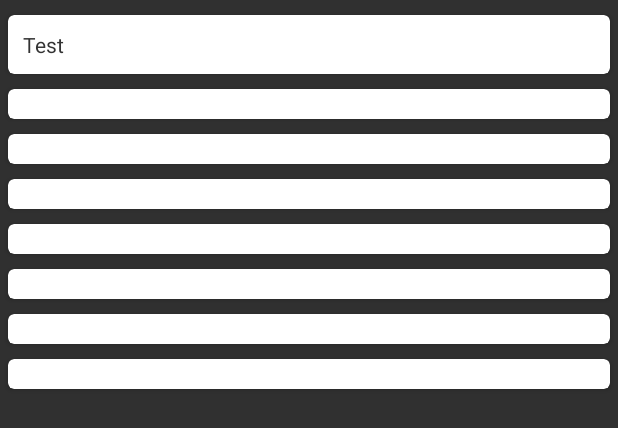
After one commit to KevinWu1993/YTWeatherPro, an Android app: the layout fragment_weatherinfo.xml on its own in the app's theme, with its tools: preview values and no code run, on a phone screen of 412 x 824 dp. The commit adds this screen. Shown: the top 428 px of the screen. Run offline under Robolectric (Android 15) with nearby library versions, the phone set to English and light mode, and no system bars.

Commit message:
初步设计UI

```diff
--- a/app/build.gradle
+++ b/app/build.gradle
@@ -25,5 +25,6 @@ dependencies {
     compile 'com.ogaclejapan.smarttablayout:library:1.6.0@aar'
     compile 'org.greenrobot:eventbus:3.0.0'
     compile 'com.android.support:appcompat-v7:23.1.1'
+    compile 'com.android.support:cardview-v7:23.1.1'
     compile files('libs/gson-2.5.jar')
 }
--- /dev/null
+++ b/app/src/main/res/layout/fragment_weatherinfo.xml
@@ -0,0 +1,165 @@
+<?xml version="1.0" encoding="utf-8"?>
+<LinearLayout xmlns:android="http://schemas.android.com/apk/res/android"
+    xmlns:app="http://schemas.android.com/apk/res-auto"
+    android:layout_width="match_parent"
+    android:layout_height="match_parent"
+    android:orientation="vertical">
+
+    <!--天气信息卡-->
+    <android.support.v7.widget.CardView
+        android:id="@+id/weather_info_card"
+        android:layout_width="match_parent"
+        android:layout_height="wrap_content"
+        android:layout_marginLeft="@dimen/card_left_margin"
+        android:layout_marginRight="@dimen/card_right_margin"
+        android:layout_marginTop="@dimen/card_top_margin"
+        app:cardBackgroundColor="?attr/cardViewBackground"
+        app:cardCornerRadius="4dp">
+
+        <LinearLayout
+            android:layout_width="match_parent"
+            android:layout_height="match_parent"
+            android:padding="@dimen/card_padding">
+
+            <TextView
+                android:layout_width="match_parent"
+                android:layout_height="wrap_content"
+                android:text="Test"
+                android:textColor="?attr/textColor" />
+        </LinearLayout>
+    </android.support.v7.widget.CardView>
+
+    <!--天气信息卡片-->
+    <android.support.v7.widget.CardView
+        android:id="@+id/temperature_info_card"
+        android:layout_width="match_parent"
+        android:layout_height="wrap_content"
+        android:layout_marginLeft="@dimen/card_left_margin"
+        android:layout_marginRight="@dimen/card_right_margin"
+        android:layout_marginTop="@dimen/card_top_margin"
+        app:cardBackgroundColor="?attr/cardViewBackground"
+        app:cardCornerRadius="4dp">
+
+        <LinearLayout
+            android:layout_width="match_parent"
+            android:layout_height="match_parent"
+            android:padding="@dimen/card_padding">
+
+
+        </LinearLayout>
+    </android.support.v7.widget.CardView>
+
+    <!--污染程度信息卡片-->
+    <android.support.v7.widget.CardView
+        android:id="@+id/pollution_info_card"
+        android:layout_width="match_parent"
+        android:layout_height="wrap_content"
+        android:layout_marginLeft="@dimen/card_left_margin"
+        android:layout_marginRight="@dimen/card_right_margin"
+        android:layout_marginTop="@dimen/card_top_margin"
+        app:cardBackgroundColor="?attr/cardViewBackground"
+        app:cardCornerRadius="4dp">
+
+        <LinearLayout
+            android:layout_width="match_parent"
+            android:layout_height="match_parent"
+            android:padding="@dimen/card_padding">
+
+        </LinearLayout>
+    </android.support.v7.widget.CardView>
+
+    <!--紫外线信息卡片-->
+    <android.support.v7.widget.CardView
+        android:id="@+id/ultraviolet_radiation_info_card"
+        android:layout_width="match_parent"
+        android:layout_height="wrap_content"
+        android:layout_marginLeft="@dimen/card_left_margin"
+        android:layout_marginRight="@dimen/card_right_margin"
+        android:layout_marginTop="@dimen/card_top_margin"
+        app:cardBackgroundColor="?attr/cardViewBackground"
+        app:cardCornerRadius="4dp">
+
+        <LinearLayout
+            android:layout_width="match_parent"
+            android:layout_height="match_parent"
+            android:padding="@dimen/card_padding">
+
+        </LinearLayout>
+    </android.support.v7.widget.CardView>
+
+    <!--感冒指数卡片-->
+    <android.support.v7.widget.CardView
+        android:id="@+id/cold_info_card"
+        android:layout_width="match_parent"
+        android:layout_height="wrap_content"
+        android:layout_marginLeft="@dimen/card_left_margin"
+        android:layout_marginRight="@dimen/card_right_margin"
+        android:layout_marginTop="@dimen/card_top_margin"
+        app:cardBackgroundColor="?attr/cardViewBackground"
+        app:cardCornerRadius="4dp">
+
+        <LinearLayout
+            android:layout_width="match_parent"
+            android:layout_height="match_parent"
+            android:padding="@dimen/card_padding">
+
+        </LinearLayout>
+    </android.support.v7.widget.CardView>
+
+    <!--运动指数卡片-->
+    <android.support.v7.widget.CardView
+        android:id="@+id/sport_info_card"
+        android:layout_width="match_parent"
+        android:layout_height="wrap_content"
+        android:layout_marginLeft="@dimen/card_left_margin"
+        android:layout_marginRight="@dimen/card_right_margin"
+        android:layout_marginTop="@dimen/card_top_margin"
+        app:cardBackgroundColor="?attr/cardViewBackground"
+        app:cardCornerRadius="4dp">
+
+        <LinearLayout
+            android:layout_width="match_parent"
+            android:layout_height="match_parent"
+            android:padding="@dimen/card_padding">
+
+        </LinearLayout>
+    </android.support.v7.widget.CardView>
+
+    <!--穿衣指数卡片-->
+    <android.support.v7.widget.CardView
+        android:id="@+id/dress_info_card"
+        android:layout_width="match_parent"
+        android:layout_height="wrap_content"
+        android:layout_marginLeft="@dimen/card_left_margin"
+        android:layout_marginRight="@dimen/card_right_margin"
+        android:layout_marginTop="@dimen/card_top_margin"
+        app:cardBackgroundColor="?attr/cardViewBackground"
+        app:cardCornerRadius="4dp">
+
+        <LinearLayout
+            android:layout_width="match_parent"
+            android:layout_height="match_parent"
+            android:padding="@dimen/card_padding">
+
+        </LinearLayout>
+    </android.support.v7.widget.CardView>
+
+    <!--风力风向卡片-->
+    <android.support.v7.widget.CardView
+        android:id="@+id/wind_info_card"
+        android:layout_width="match_parent"
+        android:layout_height="wrap_content"
+        android:layout_marginLeft="@dimen/card_left_margin"
+        android:layout_marginRight="@dimen/card_right_margin"
+        android:layout_marginTop="@dimen/card_top_margin"
+        app:cardBackgroundColor="?attr/cardViewBackground"
+        app:cardCornerRadius="4dp">
+
+        <LinearLayout
+            android:layout_width="match_parent"
+            android:layout_height="match_parent"
+            android:padding="@dimen/card_padding">
+
+        </LinearLayout>
+    </android.support.v7.widget.CardView>
+</LinearLayout>
--- /dev/null
+++ b/app/src/main/res/values/attrs.xml
@@ -0,0 +1,8 @@
+<?xml version="1.0" encoding="utf-8"?>
+<resources>
+    <declare-styleable name="CardView">
+        <attr name="textColor" format="color"></attr>
+        <attr name="cardViewBackground" format="color"></attr>
+
+    </declare-styleable>
+</resources>
--- a/app/src/main/res/values/colors.xml
+++ b/app/src/main/res/values/colors.xml
@@ -3,4 +3,6 @@
     <color name="colorPrimary">#3F51B5</color>
     <color name="colorPrimaryDark">#333333</color>
     <color name="colorAccent">#FF4081</color>
+    <color name="cardViewBackground">#ffffff</color>
+    <color name="textColor">#333</color>
 </resources>
--- a/app/src/main/res/values/dimens.xml
+++ b/app/src/main/res/values/dimens.xml
@@ -2,4 +2,9 @@
     <!-- Default screen margins, per the Android Design guidelines. -->
     <dimen name="activity_horizontal_margin">16dp</dimen>
     <dimen name="activity_vertical_margin">16dp</dimen>
+    <dimen name="card_left_margin">5dp</dimen>
+    <dimen name="card_right_margin">5dp</dimen>
+    <dimen name="card_top_margin">10dp</dimen>
+    <dimen name="card_bottom_margin">5dp</dimen>
+    <dimen name="card_padding">10dp</dimen>
 </resources>
--- a/app/src/main/res/values/styles.xml
+++ b/app/src/main/res/values/styles.xml
@@ -6,9 +6,11 @@
         <!--<item name="windowActionBar">false</item>-->
         <!--<item name="windowNoTitle">true</item>-->
         <!--<item name="android:windowIsTranslucent">true</item>-->
+        <item name="cardViewBackground">@color/cardViewBackground</item>
         <item name="colorPrimary">@color/colorPrimary</item>
         <item name="colorPrimaryDark">@color/colorPrimaryDark</item>
         <item name="colorAccent">@color/colorAccent</item>
+        <item name="textColor">@color/textColor</item>
     </style>
     <style name="AppTheme.NoActionBar">
         <item name="windowActionBar">false</item>
```
Also changed, not shown: app/src/main/java/fsyt/ytweatherpro/mvp/view/activity/fragment/WeatherFragment.java (+7 -0 lines).
